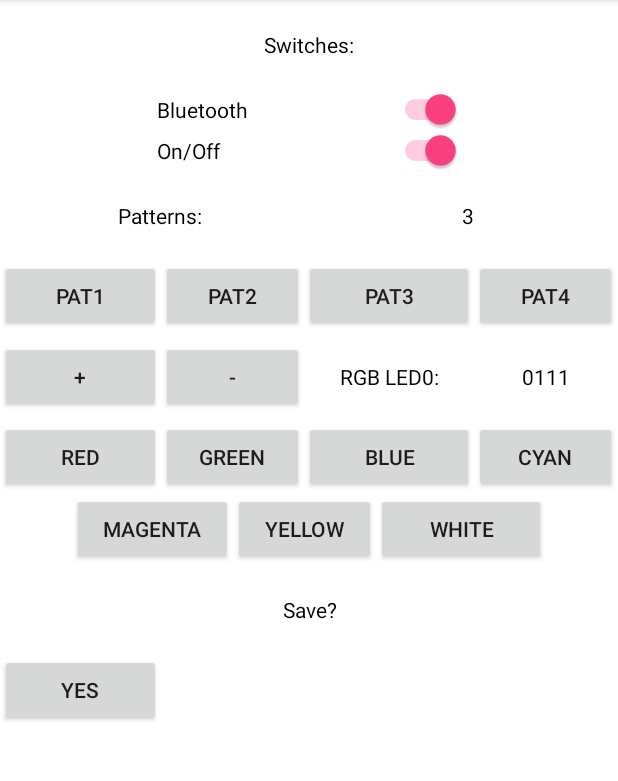
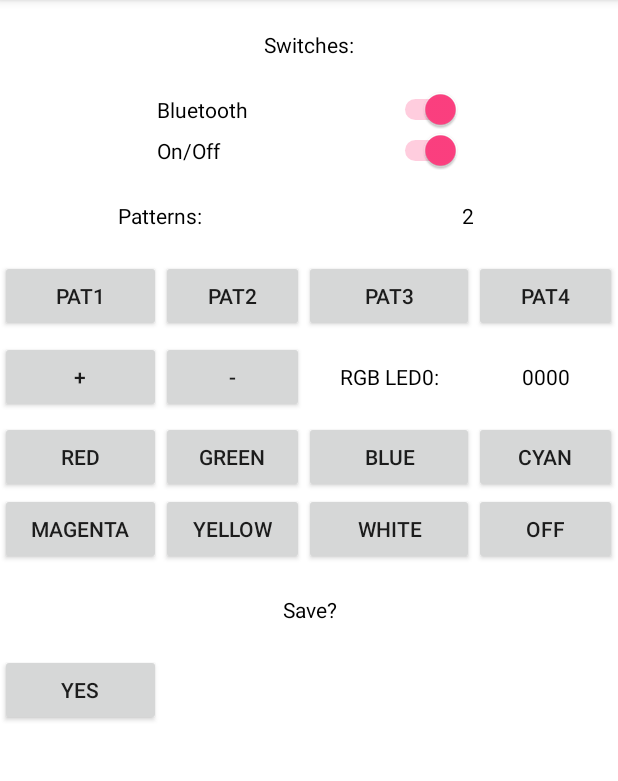
Before and after one commit to jhollister/bike-hack, an Android app: the screen it shows after launch (MainActivity), in the options menu, after a tap on "Settings", on a phone screen of 412 x 824 dp, the part 84-865 px from its top. Run offline under Robolectric (Android 15) with nearby library versions, the phone set to English and light mode, and no system bars; 2 statements that could not run were skipped.

Commit message:
Added led color Off.

```diff
--- a/Android/app/src/main/java/org/codingjunkie/bikehack/MainActivity.java
+++ b/Android/app/src/main/java/org/codingjunkie/bikehack/MainActivity.java
@@ -167,6 +167,14 @@ public class MainActivity extends AppCompatActivity {
             }
         });
 
+        final Button buttonColor8 = (Button) findViewById(R.id.btnColr8);
+        buttonColor8.setOnClickListener(new View.OnClickListener() {
+            public void onClick(View v) {
+                ledColors.set(ledIndex, "0000");
+                setTextViewValue(R.id.TextViewColorsValue, ledColors.get(ledIndex).toString());
+            }
+        });
+
         final Button buttonIncIndex = (Button) findViewById(R.id.btnLedUp);
         buttonIncIndex.setOnClickListener(new View.OnClickListener() {
             public void onClick(View v) {
--- a/Android/app/src/main/res/layout/activity_main.xml
+++ b/Android/app/src/main/res/layout/activity_main.xml
@@ -217,6 +217,13 @@
             android:id="@+id/btnColr7"
             android:layout_column="0" />
 
+        <Button
+            android:layout_width="wrap_content"
+            android:layout_height="wrap_content"
+            android:text="Off"
+            android:id="@+id/btnColr8"
+            android:layout_column="0" />
+
     </TableRow>
 
     <TableRow
```
